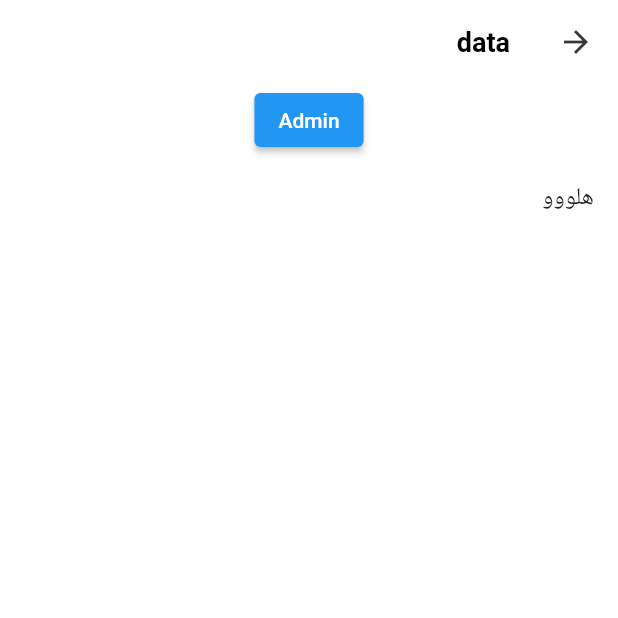
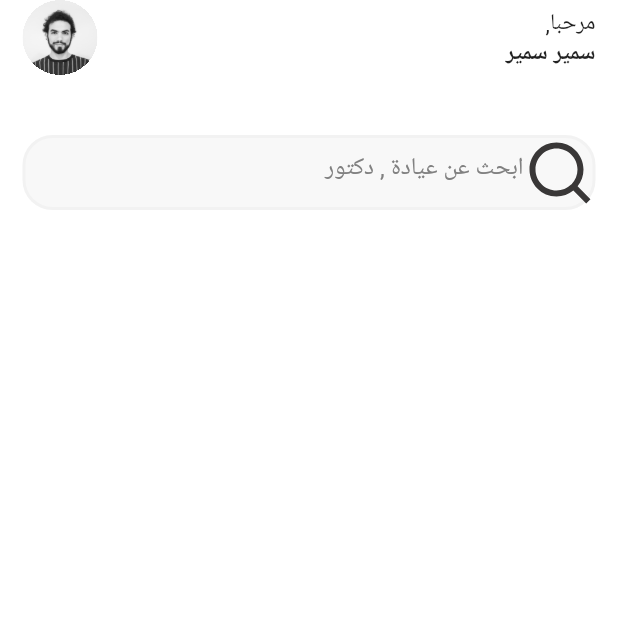
Before and after one commit to AliSabbar/Medical-Services, a Flutter app: the HomeScreen screen opened by its route, on a phone screen of 412 x 824 dp, the top half of it. Run offline on Flutter 3.47's test engine with Material 2 defaults, Android fonts, the light colour scheme and no system bars; our stand-ins replace flutter_svg, fluttertoast, shared_preferences; accounts and stored records are empty; Roboto replaces fonts that are missing (Cairo); project files that could hold a hidden picture were left out.

Commit message:
add homescreen

```diff
--- a/lib/components/defaultTextField.dart
+++ b/lib/components/defaultTextField.dart
@@ -1,8 +1,8 @@
 import 'package:flutter/material.dart';
 import 'package:medical_services/settings/colors.dart';
 
-Widget defaultTextField({
-  required String hintText,
+Widget defaultTextField(
+    {required String hintText,
     required TextEditingController controller,
     String? initialValue,
     TextInputType? keyboardType,
@@ -15,7 +15,8 @@ Widget defaultTextField({
     VoidCallback? onTap,
     double? width,
     double? height,
-}) {
+    double borderRaduis = 20,
+    Widget? prefixIcon}) {
   return SizedBox(
     width: width,
     height: height,
@@ -33,7 +34,15 @@ Widget defaultTextField({
       onFieldSubmitted: onFieldSubmitted,
       enableInteractiveSelection: enableInteractiveSelection,
       decoration: InputDecoration(
+        prefixIcon: prefixIcon,
         hintText: hintText,
+        hintStyle: TextStyle(color: AppColors.greyColor),
+        //! add the fixed border
+        enabledBorder: OutlineInputBorder(
+          borderRadius: BorderRadius.circular(borderRaduis),
+          borderSide: BorderSide(
+              color: AppColors.textfieldColor, width: 2), //<-- SEE HERE
+        ),
       ),
     ),
   );
--- a/lib/components/utilities.dart
+++ b/lib/components/utilities.dart
@@ -22,7 +22,7 @@ Widget defaultTextButton({required String text}) {
 }
 
 // profile container
-Widget defaultProfileContainer({required String SvgURL}) {
+Widget defaultProfileContainer({ String? SvgURL}) {
   return Container(
     decoration: BoxDecoration(
       borderRadius: const BorderRadius.only(
@@ -33,7 +33,7 @@ Widget defaultProfileContainer({required String SvgURL}) {
     height: 305,
     width: 410,
     child: SvgPicture.asset(
-      SvgURL,
+      SvgURL!,
       width: 232,
       height: 262.04,
     ),
--- a/lib/main.dart
+++ b/lib/main.dart
@@ -34,7 +34,7 @@ class MyApp extends StatelessWidget {
       title: 'Medical Services',
       debugShowCheckedModeBanner: false,
       theme: lightTheme, //? <-- change theme
-      home: SignIn(), //! this is your home widget
+      home: HomeScreen(), //! this is your home widget
       onGenerateRoute: RouteGenerator.getRoute,
     );
   }
--- a/lib/screens/homeScreen/home_screen.dart
+++ b/lib/screens/homeScreen/home_screen.dart
@@ -1,29 +1,69 @@
 import 'package:flutter/material.dart';
-
-import '../../settings/routes_manger.dart';
+import 'package:flutter_svg/flutter_svg.dart';
+import 'package:medical_services/components/defaultTextField.dart';
 
 class HomeScreen extends StatelessWidget {
-  const HomeScreen({super.key});
-
+  HomeScreen({super.key});
+  TextEditingController controllerTextField = TextEditingController();
   @override
   Widget build(BuildContext context) {
     return Directionality(
       textDirection: TextDirection.rtl,
       child: Scaffold(
-        appBar: AppBar(
-          title: Text("data"),
-        ),
-        body: Column(
-          children: [
-            ElevatedButton(
-                onPressed: () {
-                  Navigator.pushNamed(context, Routes.adminPanelScreenRoute);
-                },
-                child: const Text("Admin")),
-                ListTile(
-                  title: Text("هلووو"),
+        body: SafeArea(
+          child: Padding(
+            padding: const EdgeInsets.only(right: 15, left: 15),
+            child: Column(
+              children: [
+                Row(
+                  mainAxisAlignment: MainAxisAlignment.spaceBetween,
+                  children: [
+                    Column(
+                      crossAxisAlignment: CrossAxisAlignment.start,
+                      children: const [
+                        Text(
+                          'مرحبا,',
+                          style: TextStyle(
+                              fontSize: 15, fontWeight: FontWeight.w400),
+                        ),
+                        Text(
+                          'سمير سمير',
+                          style: TextStyle(
+                              fontSize: 15, fontWeight: FontWeight.w700),
+                        ),
+                      ],
+                    ),
+                    Material(
+                      shape: CircleBorder(),
+                      clipBehavior: Clip.hardEdge,
+                      child: Ink.image(
+                        image: AssetImage('assets/images/profileman.jpg'),
+                        fit: BoxFit.cover,
+                        width: 50.0,
+                        height: 50.0,
+                        child: InkWell(
+                          onTap: () {},
+                        ),
+                      ),
+                    ),
+                  ],
+                ),
+                const SizedBox(height: 40),
+                defaultTextField(
+                  hintText: 'ابحث عن عيادة , دكتور',
+                  controller: controllerTextField,
+                  validator: (s) {},
+                  height: 50,
+                  //edit
+                  prefixIcon: SvgPicture.asset(
+                    'assets/icons/search.svg',
+                    width: 10,
+                    height: 10,
+                  ),
                 )
-          ],
+              ],
+            ),
+          ),
         ),
       ),
     );
--- a/lib/screens/signinScreens/signin.dart
+++ b/lib/screens/signinScreens/signin.dart
@@ -14,7 +14,6 @@ class SignIn extends StatelessWidget {
       textDirection: TextDirection.rtl,
       child: Scaffold(
         body: SingleChildScrollView(
-          physics: const BouncingScrollPhysics(),
           child: Column(
             crossAxisAlignment: CrossAxisAlignment.start,
             children: [
--- a/lib/settings/colors.dart
+++ b/lib/settings/colors.dart
@@ -10,4 +10,6 @@ class AppColors {
   static Color yellowColor = const Color(0xffFFD600);
   static Color ofwhiteColor = const Color(0xffF3D4BD);
   static Color greenColor = const Color(0xffBAF3B1);
+  //color for the background cards
+  static Color backgroundCardColor = Color.fromARGB(255, 242, 247, 255);
 }
--- a/lib/settings/routes_manger.dart
+++ b/lib/settings/routes_manger.dart
@@ -7,6 +7,7 @@ import 'package:medical_services/screens/adminScreens/admin_screen.dart';
 import 'package:medical_services/screens/adminScreens/showClinicsScreen/show_clinics_screen.dart';
 import 'package:medical_services/screens/adminScreens/showDoctorsScreen/show_doctors_screen.dart';
 import 'package:medical_services/screens/homeScreen/home_screen.dart';
+import 'package:medical_services/screens/signinScreens/signin.dart';
 import 'package:medical_services/screens/splashScreen/splash_screen.dart';
 
 import '../screens/adminScreens/showUsersScreen/show_users_screen.dart';
@@ -25,6 +26,7 @@ class Routes {
 
   static const String splashScreenRoute = "/splashScreen";
   static const String homeScreenRoute = "/homeScreen";
+  static const String signInScreen = "/signInScreen";
 }
 
 class RouteGenerator {
@@ -50,7 +52,8 @@ class RouteGenerator {
         return MaterialPageRoute(builder: (_) => SplashScreen());
       case Routes.homeScreenRoute:
         return MaterialPageRoute(builder: (_) => HomeScreen());
-
+  case Routes.signInScreen:
+        return MaterialPageRoute(builder: (_) => SignIn());
       default:
         return unDefinedRoute();
     }
--- a/lib/settings/themes.dart
+++ b/lib/settings/themes.dart
@@ -31,11 +31,7 @@ ThemeData lightTheme = ThemeData(
       filled: true,
       fillColor: AppColors.textfieldColor,
       focusedBorder: InputBorder.none,
-      enabledBorder: OutlineInputBorder(
-        borderRadius: BorderRadius.circular(20),
-        borderSide: BorderSide(
-            color: AppColors.textfieldColor, width: 2), //<-- SEE HERE
-      ),
+
     ));
 
 // ? ========================= DARK COLOR =========================
```
Also changed, not shown: assets/icons/search.svg, assets/images/profileman.jpg (added). Lines whose indentation alone changed are shown as unchanged.
